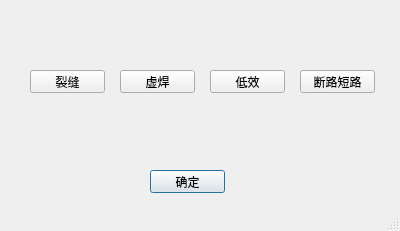
gjz22cn/el, file LabelType.ui: the form before one commit.
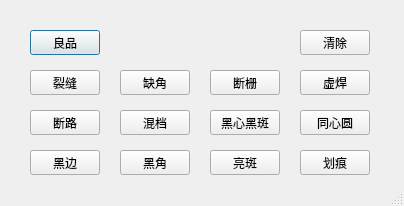
The form after the commit.

Patch:
```diff
--- a/LabelType.ui
+++ b/LabelType.ui
@@ -6,8 +6,8 @@
    <rect>
     <x>0</x>
     <y>0</y>
-    <width>400</width>
-    <height>231</height>
+    <width>404</width>
+    <height>206</height>
    </rect>
   </property>
   <property name="windowTitle">
@@ -19,14 +19,14 @@
   <widget class="QPushButton" name="pushButton">
    <property name="geometry">
     <rect>
-     <x>150</x>
-     <y>170</y>
-     <width>75</width>
-     <height>23</height>
+     <x>30</x>
+     <y>30</y>
+     <width>70</width>
+     <height>25</height>
     </rect>
    </property>
    <property name="text">
-    <string>确定</string>
+    <string>良品</string>
    </property>
   </widget>
   <widget class="QPushButton" name="liefeng">
@@ -34,51 +34,168 @@
     <rect>
      <x>30</x>
      <y>70</y>
-     <width>75</width>
-     <height>23</height>
+     <width>70</width>
+     <height>25</height>
     </rect>
    </property>
    <property name="text">
     <string>裂缝</string>
    </property>
   </widget>
+  <widget class="QPushButton" name="quejiao">
+   <property name="geometry">
+    <rect>
+     <x>120</x>
+     <y>70</y>
+     <width>70</width>
+     <height>25</height>
+    </rect>
+   </property>
+   <property name="text">
+    <string>缺角</string>
+   </property>
+  </widget>
+  <widget class="QPushButton" name="duanshan">
+   <property name="geometry">
+    <rect>
+     <x>210</x>
+     <y>70</y>
+     <width>70</width>
+     <height>25</height>
+    </rect>
+   </property>
+   <property name="text">
+    <string>断栅</string>
+   </property>
+  </widget>
+  <widget class="QPushButton" name="duanlu">
+   <property name="geometry">
+    <rect>
+     <x>30</x>
+     <y>110</y>
+     <width>70</width>
+     <height>25</height>
+    </rect>
+   </property>
+   <property name="text">
+    <string>断路</string>
+   </property>
+  </widget>
+  <widget class="QPushButton" name="hundang">
+   <property name="geometry">
+    <rect>
+     <x>120</x>
+     <y>110</y>
+     <width>70</width>
+     <height>25</height>
+    </rect>
+   </property>
+   <property name="text">
+    <string>混档</string>
+   </property>
+  </widget>
+  <widget class="QPushButton" name="heixinheiban">
+   <property name="geometry">
+    <rect>
+     <x>210</x>
+     <y>110</y>
+     <width>70</width>
+     <height>25</height>
+    </rect>
+   </property>
+   <property name="text">
+    <string>黑心黑斑</string>
+   </property>
+  </widget>
+  <widget class="QPushButton" name="tongxinyuan">
+   <property name="geometry">
+    <rect>
+     <x>300</x>
+     <y>110</y>
+     <width>70</width>
+     <height>25</height>
+    </rect>
+   </property>
+   <property name="text">
+    <string>同心圆</string>
+   </property>
+  </widget>
   <widget class="QPushButton" name="xuhan">
    <property name="geometry">
     <rect>
-     <x>120</x>
+     <x>300</x>
      <y>70</y>
-     <width>75</width>
-     <height>23</height>
+     <width>70</width>
+     <height>25</height>
     </rect>
    </property>
    <property name="text">
     <string>虚焊</string>
    </property>
   </widget>
-  <widget class="QPushButton" name="dixiao">
+  <widget class="QPushButton" name="heibian">
+   <property name="geometry">
+    <rect>
+     <x>30</x>
+     <y>150</y>
+     <width>70</width>
+     <height>25</height>
+    </rect>
+   </property>
+   <property name="text">
+    <string>黑边</string>
+   </property>
+  </widget>
+  <widget class="QPushButton" name="heijiao">
+   <property name="geometry">
+    <rect>
+     <x>120</x>
+     <y>150</y>
+     <width>70</width>
+     <height>25</height>
+    </rect>
+   </property>
+   <property name="text">
+    <string>黑角</string>
+   </property>
+  </widget>
+  <widget class="QPushButton" name="liangban">
    <property name="geometry">
     <rect>
      <x>210</x>
-     <y>70</y>
-     <width>75</width>
-     <height>23</height>
+     <y>150</y>
+     <width>70</width>
+     <height>25</height>
     </rect>
    </property>
    <property name="text">
-    <string>低效</string>
+    <string>亮斑</string>
    </property>
   </widget>
   <widget class="QPushButton" name="duanluduanlu">
    <property name="geometry">
     <rect>
      <x>300</x>
-     <y>70</y>
-     <width>75</width>
-     <height>23</height>
+     <y>150</y>
+     <width>70</width>
+     <height>25</height>
     </rect>
    </property>
    <property name="text">
-    <string>断路短路</string>
+    <string>划痕</string>
+   </property>
+  </widget>
+  <widget class="QPushButton" name="clear">
+   <property name="geometry">
+    <rect>
+     <x>300</x>
+     <y>30</y>
+     <width>70</width>
+     <height>25</height>
+    </rect>
+   </property>
+   <property name="text">
+    <string>清除</string>
    </property>
   </widget>
  </widget>
```
Left out of the diff: 8 changed lines with no effect on the pictures.
